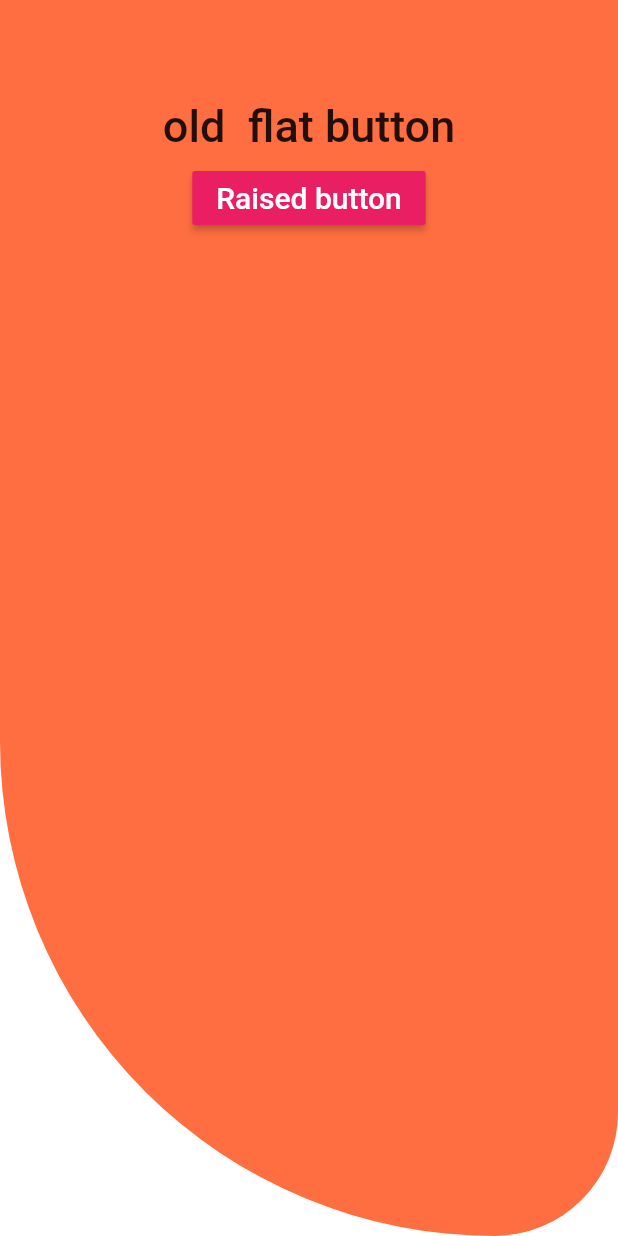
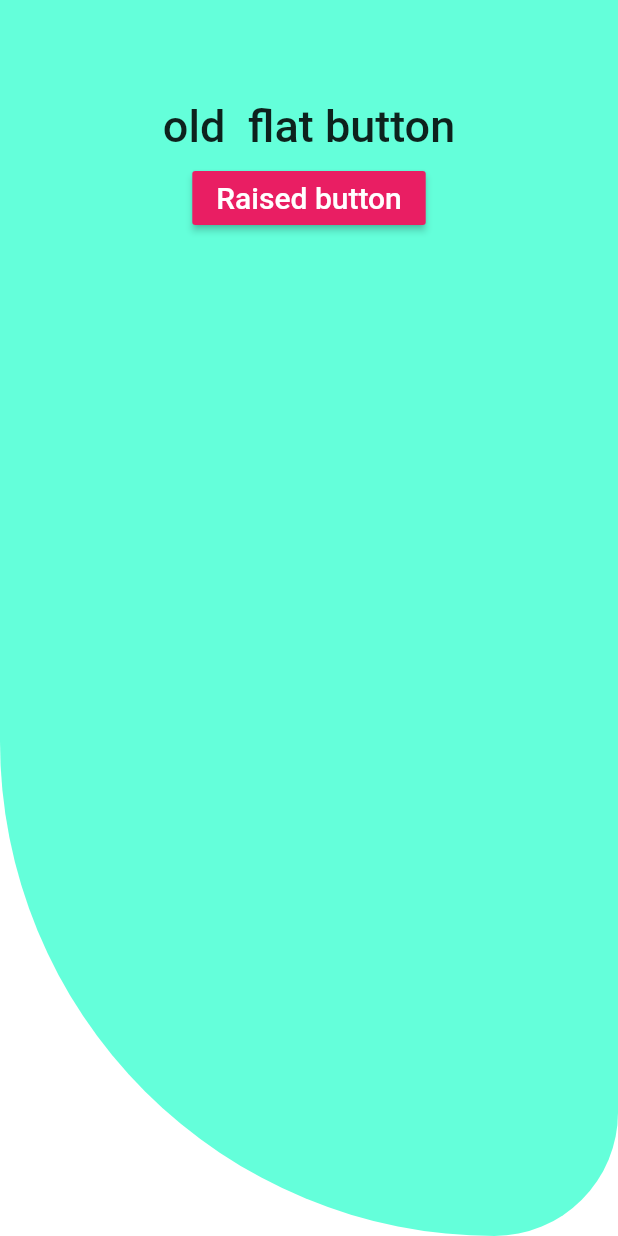
Before and after one commit to RohanUttamVeer/flutterBasics, a Flutter app: the screen it shows after launch, on a phone screen of 412 x 824 dp. Run offline on Flutter 3.47's test engine with Material 2 defaults, Android fonts, the phone set to English and light mode, and no system bars.

```diff
--- a/lib/main.dart
+++ b/lib/main.dart
@@ -12,24 +12,23 @@ class basicFlutter extends StatelessWidget {
       debugShowCheckedModeBanner: false,
       home: Container(
         // color: Colors.white,
-        decoration: BoxDecoration(
-            color: Colors.deepOrangeAccent,
+        decoration: BoxDecoration(           //decoration for the background
+            color: Colors.tealAccent,
             borderRadius: BorderRadius.only(
                 bottomLeft: Radius.circular(2000),
                 bottomRight: Radius.circular(500))),
-        child: Center(
           child: Column(
             children: <Widget>[
               Padding(
                 padding: EdgeInsets.all(30),
               ),
-              FlatButton(
+              FlatButton(                               //flat button
                 hoverColor: Colors.yellowAccent,
                 splashColor: Colors.green,
                 child: Text("old  flat button", style: TextStyle(fontSize: 30)),
                 onPressed: () => debugPrint('flat button pressed'),
               ),
-              RaisedButton(
+              RaisedButton(                            //raised button
                   onPressed: () => debugPrint('raised button pressed'),
                   color: Colors.pink,
                   textColor: Colors.white,
@@ -40,7 +39,6 @@ class basicFlutter extends StatelessWidget {
             ],
           ),
         ),
-      ),
     );
   }
 }
```
